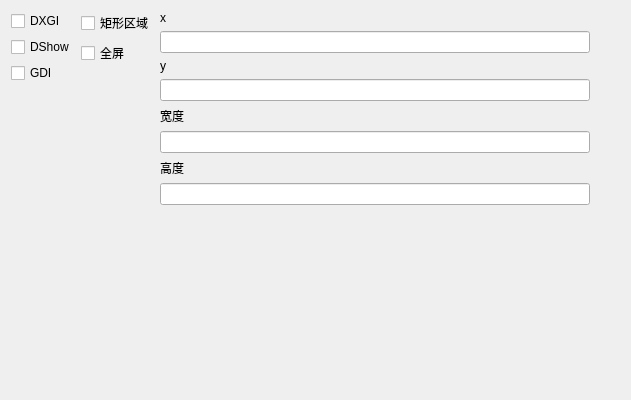
The window that src/ScreenCaptureDialog/forms/desktop_tab.ui (Seppura-y/MyQtWidgetLibrary) describes before a commit, drawn with Qt 5.
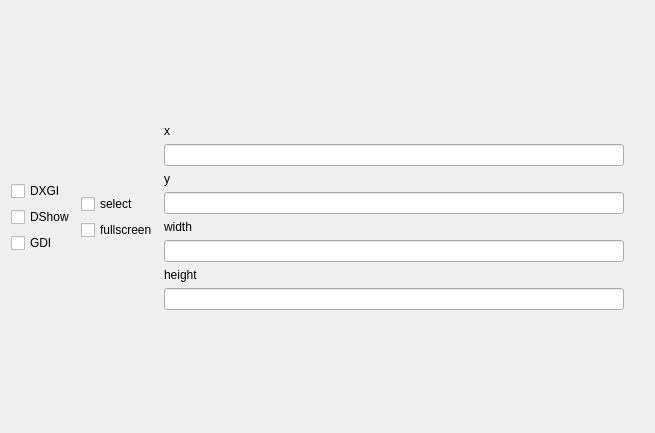
The same window after the commit.

Diff of the .ui file:
```diff
--- a/src/ScreenCaptureDialog/forms/desktop_tab.ui
+++ b/src/ScreenCaptureDialog/forms/desktop_tab.ui
@@ -6,42 +6,34 @@
    <rect>
     <x>0</x>
     <y>0</y>
-    <width>631</width>
-    <height>400</height>
+    <width>655</width>
+    <height>433</height>
    </rect>
   </property>
   <property name="windowTitle">
    <string>QtWidgetsClass1</string>
   </property>
-  <widget class="QWidget" name="gridLayoutWidget">
-   <property name="geometry">
-    <rect>
-     <x>0</x>
-     <y>0</y>
-     <width>621</width>
-     <height>401</height>
-    </rect>
-   </property>
-   <layout class="QGridLayout" name="grid">
-    <item row="1" column="1">
-     <layout class="QHBoxLayout" name="hbox_btn">
+  <layout class="QVBoxLayout" name="verticalLayout">
       <item>
-       <spacer name="horizontalSpacer">
-        <property name="orientation">
-         <enum>Qt::Horizontal</enum>
-        </property>
-        <property name="sizeHint" stdset="0">
-         <size>
-          <width>40</width>
-          <height>20</height>
-         </size>
-        </property>
-       </spacer>
-      </item>
-     </layout>
-    </item>
+    <layout class="QGridLayout" name="grid" rowstretch="0" columnstretch="0,0">
     <item row="0" column="0">
      <layout class="QVBoxLayout" name="vbox_capture">
+       <item>
+        <spacer name="verticalSpacer_5">
+         <property name="orientation">
+          <enum>Qt::Vertical</enum>
+         </property>
+         <property name="sizeType">
+          <enum>QSizePolicy::Expanding</enum>
+         </property>
+         <property name="sizeHint" stdset="0">
+          <size>
+           <width>20</width>
+           <height>100</height>
+          </size>
+         </property>
+        </spacer>
+       </item>
       <item>
        <widget class="QCheckBox" name="ck_dxgi">
         <property name="text">
@@ -79,20 +71,45 @@
      </layout>
     </item>
     <item row="0" column="1">
-     <layout class="QHBoxLayout" name="hbox_area">
+      <layout class="QHBoxLayout" name="hbox_area" stretch="0,1,0">
       <item>
-       <layout class="QVBoxLayout" name="vbox_area">
+        <layout class="QVBoxLayout" name="vbox_area" stretch="0,0,0,0">
+         <item>
+          <spacer name="verticalSpacer_6">
+           <property name="orientation">
+            <enum>Qt::Vertical</enum>
+           </property>
+           <property name="sizeHint" stdset="0">
+            <size>
+             <width>20</width>
+             <height>40</height>
+            </size>
+           </property>
+          </spacer>
+         </item>
         <item>
          <widget class="QCheckBox" name="ck_capture_area">
+           <property name="sizePolicy">
+            <sizepolicy hsizetype="Preferred" vsizetype="Preferred">
+             <horstretch>0</horstretch>
+             <verstretch>0</verstretch>
+            </sizepolicy>
+           </property>
           <property name="text">
-           <string>矩形区域</string>
+            <string>select</string>
           </property>
          </widget>
         </item>
         <item>
          <widget class="QCheckBox" name="ck_full_screen">
+           <property name="sizePolicy">
+            <sizepolicy hsizetype="Preferred" vsizetype="Preferred">
+             <horstretch>0</horstretch>
+             <verstretch>0</verstretch>
+            </sizepolicy>
+           </property>
           <property name="text">
-           <string>全屏</string>
+            <string>fullscreen</string>
           </property>
          </widget>
         </item>
@@ -112,10 +129,20 @@
        </layout>
       </item>
       <item>
-       <layout class="QHBoxLayout" name="horizontalLayout_2"/>
-      </item>
+        <layout class="QVBoxLayout" name="vbox_edit" stretch="0,0,0,0,0,0,0,0,0,0">
       <item>
-       <layout class="QVBoxLayout" name="vbox_edit">
+          <spacer name="verticalSpacer_7">
+           <property name="orientation">
+            <enum>Qt::Vertical</enum>
+           </property>
+           <property name="sizeHint" stdset="0">
+            <size>
+             <width>20</width>
+             <height>40</height>
+            </size>
+           </property>
+          </spacer>
+         </item>
         <item>
          <widget class="QLabel" name="label_4">
           <property name="text">
@@ -124,7 +151,14 @@
          </widget>
         </item>
         <item>
-         <widget class="QLineEdit" name="le_x"/>
+          <widget class="QLineEdit" name="le_x">
+           <property name="sizePolicy">
+            <sizepolicy hsizetype="Preferred" vsizetype="Preferred">
+             <horstretch>0</horstretch>
+             <verstretch>0</verstretch>
+            </sizepolicy>
+           </property>
+          </widget>
         </item>
         <item>
          <widget class="QLabel" name="label_3">
@@ -134,27 +168,48 @@
          </widget>
         </item>
         <item>
-         <widget class="QLineEdit" name="le_y"/>
+          <widget class="QLineEdit" name="le_y">
+           <property name="sizePolicy">
+            <sizepolicy hsizetype="Preferred" vsizetype="Preferred">
+             <horstretch>0</horstretch>
+             <verstretch>0</verstretch>
+            </sizepolicy>
+           </property>
+          </widget>
         </item>
         <item>
          <widget class="QLabel" name="label">
           <property name="text">
-           <string>宽度</string>
+            <string>width</string>
           </property>
          </widget>
         </item>
         <item>
-         <widget class="QLineEdit" name="le_width"/>
+          <widget class="QLineEdit" name="le_width">
+           <property name="sizePolicy">
+            <sizepolicy hsizetype="Preferred" vsizetype="Preferred">
+             <horstretch>0</horstretch>
+             <verstretch>0</verstretch>
+            </sizepolicy>
+           </property>
+          </widget>
         </item>
         <item>
          <widget class="QLabel" name="label_2">
           <property name="text">
-           <string>高度</string>
+            <string>height</string>
           </property>
          </widget>
         </item>
         <item>
-         <widget class="QLineEdit" name="le_height"/>
+          <widget class="QLineEdit" name="le_height">
+           <property name="sizePolicy">
+            <sizepolicy hsizetype="Preferred" vsizetype="Preferred">
+             <horstretch>0</horstretch>
+             <verstretch>0</verstretch>
+            </sizepolicy>
+           </property>
+          </widget>
         </item>
         <item>
          <spacer name="verticalSpacer_3">
@@ -174,12 +229,15 @@
       <item>
        <spacer name="verticalSpacer">
         <property name="orientation">
-         <enum>Qt::Vertical</enum>
+          <enum>Qt::Horizontal</enum>
+         </property>
+         <property name="sizeType">
+          <enum>QSizePolicy::Preferred</enum>
         </property>
         <property name="sizeHint" stdset="0">
          <size>
           <width>20</width>
-          <height>40</height>
+           <height>20</height>
          </size>
         </property>
        </spacer>
@@ -187,7 +245,8 @@
      </layout>
     </item>
    </layout>
-  </widget>
+   </item>
+  </layout>
  </widget>
  <layoutdefault spacing="6" margin="11"/>
  <resources/>
```
Left out of the diff: 2 changed lines with no effect on the pictures. Lines whose indentation alone changed are shown as unchanged.
